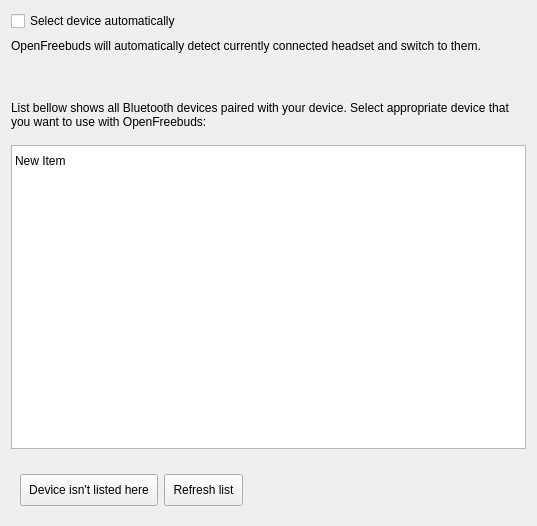
Old version of the form openfreebuds_qt/designer/module_device_select.ui in the repository melianmiko/OpenFreebuds.
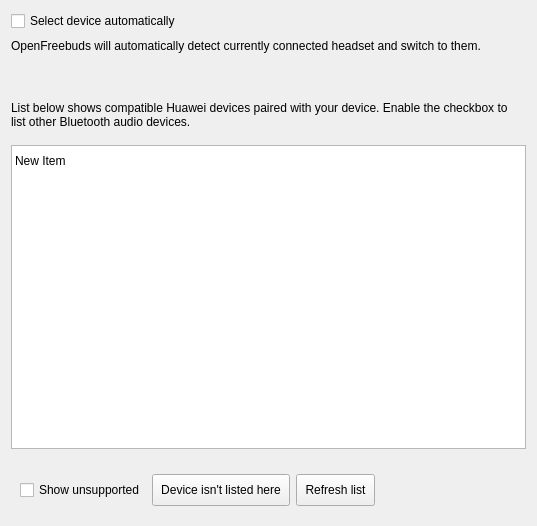
New version of the form.

Commit message:
Add paired-device filtering and battery history
- Filter bonded Bluetooth devices with the Huawei 2.0.7.321 device whitelist, keep Huawei devices visible while disconnected, and add a Show unsupported toggle for other Bluetooth audio devices.

- Add MAC disambiguation for duplicate device names and expose Windows class_of_device/major_class to the filter.

- Add the battery history recorder, zoomable chart, CSV export, module registration and numpy dependency.

Patch:
```diff
--- a/openfreebuds_qt/designer/module_device_select.ui
+++ b/openfreebuds_qt/designer/module_device_select.ui
@@ -115,7 +115,7 @@
          </sizepolicy>
         </property>
         <property name="text">
-         <string>List bellow shows all Bluetooth devices paired with your device. Select appropriate device that you want to use with OpenFreebuds:</string>
+         <string>List below shows compatible Huawei devices paired with your device. Enable the checkbox to list other Bluetooth audio devices.</string>
         </property>
         <property name="wordWrap">
          <bool>true</bool>
@@ -151,6 +151,19 @@
          </sizepolicy>
         </property>
         <layout class="QHBoxLayout" name="horizontalLayout">
+         <item>
+          <widget class="QCheckBox" name="show_unsupported_checkbox">
+           <property name="focusPolicy">
+            <enum>Qt::TabFocus</enum>
+           </property>
+           <property name="text">
+            <string>Show unsupported</string>
+           </property>
+           <property name="toolTip">
+            <string>Also show paired Bluetooth audio devices that may not be supported.</string>
+           </property>
+          </widget>
+         </item>
          <item>
           <widget class="QPushButton" name="manual_setup_button">
            <property name="focusPolicy">
```
Left out of the diff: 17 changed lines with no effect on the pictures. The commit also changes 26 other files.
